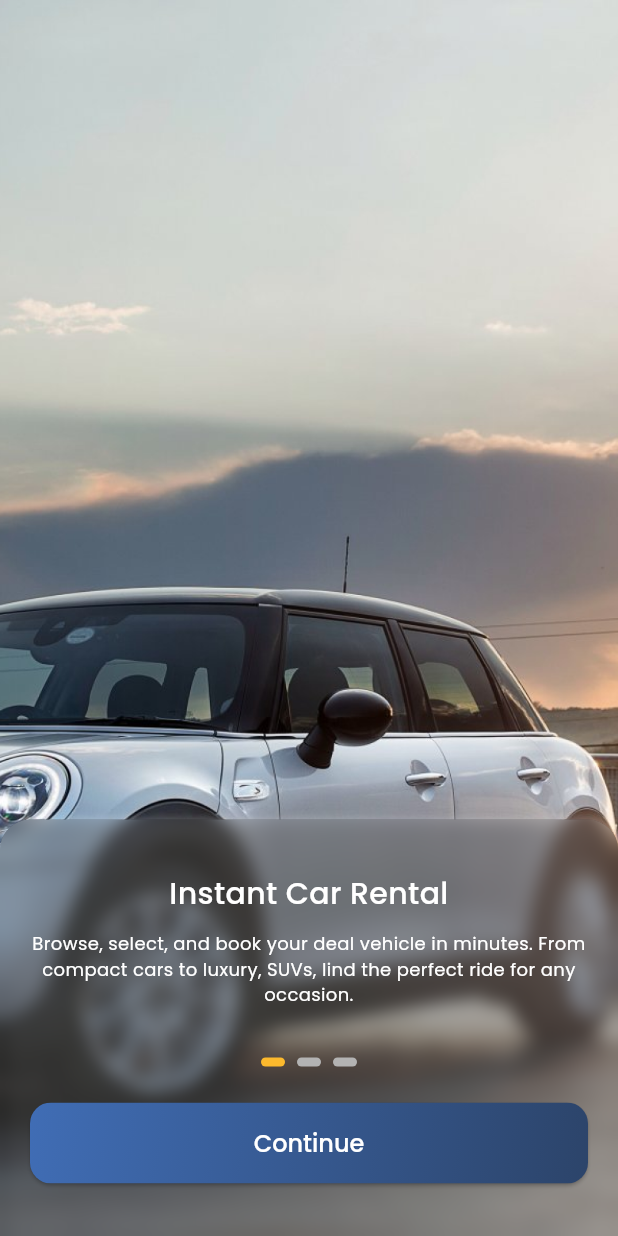
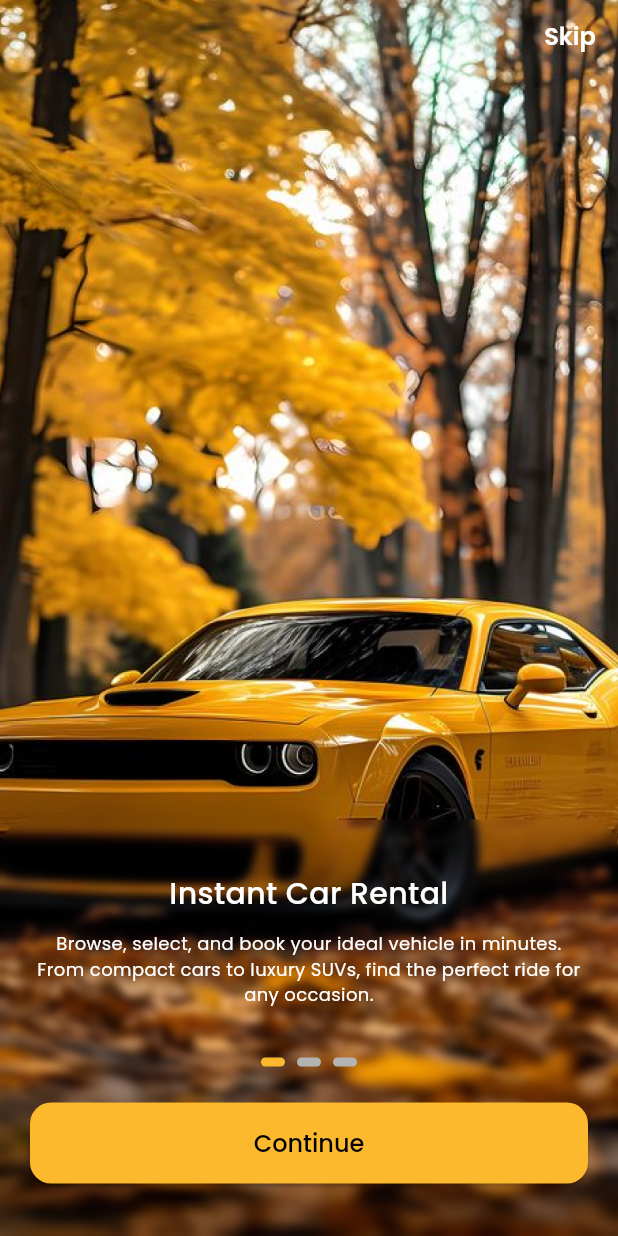
Before and after one commit to Ashhad08/rent_a_car, a Flutter app: the screen it shows after launch, on a phone screen of 412 x 824 dp. Run offline on Flutter 3.47's test engine with Material 3 defaults, Android fonts, the phone set to English and light mode, and no system bars; drawn by our look-alikes of smooth_page_indicator; our stand-ins replace bloc, dotted_border, dropdown_button2, equatable, fl_chart, flutter_bloc and 2 more.

Commit message:
design completed

```diff
--- a/lib/constants/app_colors.dart
+++ b/lib/constants/app_colors.dart
@@ -6,11 +6,6 @@ class AppColors {
   final Color _kSecondaryColor = const Color(0xffFCB92D);
   final Color _kWhiteColor = Colors.white;
 
-  final Color _kLightBlue = const Color(0xff62D2E0);
-  final Color _kRed = const Color(0xffDE2E2E);
-  final Color _kGreen = const Color(0xff59FFA7);
-  final Color _kYellow = const Color(0xffFFB400);
-
   Color get kPrimaryColor => _kPrimaryColor;
 
   Color get kWhiteColor => _kWhiteColor;
@@ -18,12 +13,4 @@ class AppColors {
   Color get kBorderColor => _kBorderColor;
 
   Color get kSecondaryColor => _kSecondaryColor;
-
-  Color get kLightBlue => _kLightBlue;
-
-  Color get kRed => _kRed;
-
-  Color get kGreen => _kGreen;
-
-  Color get kYellow => _kYellow;
 }
--- a/lib/presentation/views/onboarding/onboarding_view/onboarding_view.dart
+++ b/lib/presentation/views/onboarding/onboarding_view/onboarding_view.dart
@@ -6,7 +6,6 @@ import 'package:smooth_page_indicator/smooth_page_indicator.dart';
 import '../../../../constants/extensions.dart';
 import '../../../../generated/assets.dart';
 import '../../../../navigation/navigation_helper.dart';
-import '../../../elements/custom_elevated_button.dart';
 import '../../auth/login_view/login_view.dart';
 
 class OnboardingView extends StatefulWidget {
@@ -19,15 +18,16 @@ class OnboardingView extends StatefulWidget {
 class _OnboardingViewState extends State<OnboardingView> {
   final _primaryController = PageController();
   final _secondaryController = PageController();
+
   final List<(String, String, String)> _onboardingData = [
     (
       'Instant Car Rental',
-      'Browse, select, and book your deal vehicle in minutes. From compact cars to luxury, SUVs, lind the perfect ride for any occasion.',
+      'Browse, select, and book your ideal vehicle in minutes. From compact cars to luxury SUVs, find the perfect ride for any occasion.',
       Assets.imagesOnboarding1,
     ),
     (
       'Flexible Booking Options',
-      'Enjoy hassle-free rentals with flexible pick- up and drop locations . Real time availability and instant confirmations make travel planning a breeze.',
+      'Enjoy hassle-free rentals with flexible pick-up and drop-off locations. Real-time availability and instant confirmations make travel planning a breeze.',
       Assets.imagesOnboarding2,
     ),
     (
@@ -63,18 +63,16 @@ class _OnboardingViewState extends State<OnboardingView> {
           Positioned(
             top: 0,
             right: 0,
+            child: SafeArea(
               child: ListenableBuilder(
                 listenable: _primaryController,
                 builder: (context, _) {
-                if (_primaryController.hasClients &&
-                    _secondaryController.hasClients) {
-                  final isLastPage =
-                      (_primaryController.page?.round() ?? 0) == 2 ||
-                          (_secondaryController.page?.round() ?? 0) == 2;
+                  final isLastPage = _primaryController.hasClients &&
+                      (_primaryController.page?.round() ?? 0) == 2;
 
-                  if (!isLastPage) {
-                    return SafeArea(
-                      child: TextButton(
+                  return isLastPage
+                      ? const SizedBox.shrink()
+                      : TextButton(
                           onPressed: () async {
                             await Future.wait([
                               _primaryController.animateToPage(
@@ -89,42 +87,58 @@ class _OnboardingViewState extends State<OnboardingView> {
                               ),
                             ]);
                           },
-                        child: const Text('Skip'),
+                          child: Text(
+                            'Skip',
+                            style: TextStyle(
+                              color: context.colorScheme.onPrimary,
+                            ),
                           ),
                         );
-                  }
-                }
-                return const SizedBox.shrink();
                 },
+              ),
             ),
           ),
           Positioned(
             bottom: 0,
+            left: 0,
             right: 0,
-            left: 0,
             child: Container(
               decoration: BoxDecoration(
-                color: context.colorScheme.scrim.withOp(0.25),
-                borderRadius: BorderRadius.vertical(
+                borderRadius:
+                    const BorderRadius.vertical(top: Radius.circular(20)),
+              ),
+              child: ClipRRect(
+                borderRadius:
+                    const BorderRadius.vertical(top: Radius.circular(20)),
+                child: Stack(
+                  children: [
+                    BackdropFilter(
+                      filter: ImageFilter.blur(sigmaX: 3, sigmaY: 3),
+                      child: Container(
+                        color: context.colorScheme.scrim.withOp(0.1),
+                      ),
+                    ),
+                    Positioned.fill(
+                      child: Container(
+                        decoration: BoxDecoration(
+                          borderRadius: const BorderRadius.vertical(
                             top: Radius.circular(20),
                           ),
-                boxShadow: [
-                  BoxShadow(
-                    color: context.colorScheme.onPrimary.withOp(0.25),
-                    offset: Offset(0, -1),
-                    blurRadius: 4,
-                    spreadRadius: 0,
+                          gradient: RadialGradient(
+                            center: Alignment.center,
+                            radius: 1.5,
+                            colors: [
+                              Colors.transparent,
+                              context.colorScheme.scrim.withOp(0.3),
+                            ],
+                            stops: [0.8, 1.0],
                           ),
-                ],
                         ),
-              child: ClipRRect(
-                borderRadius: BorderRadius.vertical(
-                  top: Radius.circular(20),
                       ),
-                child: BackdropFilter(
-                  filter: ImageFilter.blur(sigmaX: 6, sigmaY: 6),
-                  child: Padding(
-                    padding: EdgeInsets.symmetric(horizontal: 20, vertical: 35),
+                    ),
+                    Padding(
+                      padding: const EdgeInsets.symmetric(
+                          horizontal: 20, vertical: 35),
                       child: Column(
                         children: [
                           PageView.builder(
@@ -141,7 +155,8 @@ class _OnboardingViewState extends State<OnboardingView> {
                                   style: TextStyle(
                                     fontSize: 20,
                                     fontWeight: FontWeight.w500,
-                                    color: context.colorScheme.onPrimary),
+                                    color: context.colorScheme.onPrimary,
+                                  ),
                                 ),
                                 10.height,
                                 Text(
@@ -152,7 +167,8 @@ class _OnboardingViewState extends State<OnboardingView> {
                                   style: TextStyle(
                                     fontSize: 12,
                                     fontWeight: FontWeight.w400,
-                                    color: context.colorScheme.onPrimary),
+                                    color: context.colorScheme.onPrimary,
+                                  ),
                                 ),
                               ],
                             ),
@@ -162,7 +178,7 @@ class _OnboardingViewState extends State<OnboardingView> {
                           ),
                           SmoothPageIndicator(
                             controller: _primaryController,
-                          count: 3,
+                            count: _onboardingData.length,
                             effect: WormEffect(
                               dotWidth: 16,
                               dotHeight: 6,
@@ -178,18 +194,21 @@ class _OnboardingViewState extends State<OnboardingView> {
                               _secondaryController,
                             ]),
                             builder: (context, _) {
-                            final isLastPage = _primaryController.hasClients &&
-                                    _secondaryController.hasClients &&
-                                    (_primaryController.page?.round() ?? 0) ==
-                                        2 ||
-                                (_secondaryController.page?.round() ?? 0) == 2;
+                              final isLastPage = _primaryController
+                                      .hasClients &&
+                                  (_primaryController.page?.round() ?? 0) == 2;
 
-                            return CustomElevatedButton(
-                              text: isLastPage ? 'Lets Ride' : 'Continue',
+                              return ElevatedButton(
+                                style: ElevatedButton.styleFrom(
+                                  backgroundColor:
+                                      context.colorScheme.secondary,
+                                ),
                                 onPressed: () async {
                                   if (isLastPage) {
                                     getIt<NavigationHelper>().pushReplacement(
-                                      context, const LoginView());
+                                      context,
+                                      const LoginView(),
+                                    );
                                   } else {
                                     await Future.wait([
                                       _primaryController.nextPage(
@@ -205,12 +224,21 @@ class _OnboardingViewState extends State<OnboardingView> {
                                     ]);
                                   }
                                 },
-                            );
+                                child: Text(
+                                  isLastPage ? 'Let\'s Ride' : 'Continue',
+                                  style: TextStyle(
+                                    fontSize: 16,
+                                    color: context.colorScheme.scrim,
+                                    fontWeight: FontWeight.w500,
+                                  ),
+                                ),
+                              ).space(height: 54, width: double.infinity);
                             },
                           ),
                         ],
                       ),
                     ),
+                  ],
                 ),
               ),
             ),
```
Also changed, not shown: lib/presentation/views/auth/login_view/login_view.dart (+35 -14 lines), lib/presentation/views/bottom_nav_bar/bottom_nav_bar.dart (+4 -3 lines), lib/presentation/views/dashboard_view/dashboard_view.dart (+21 -22 lines), lib/presentation/views/dashboard_view/widgets/dashboard_card.dart (+3 -5 lines), lib/presentation/views/dashboard_view/widgets/legend_widget.dart (+5 -3 lines), lib/presentation/views/dashboard_view/widgets/pie_chart_view.dart (+6 -8 lines), assets/images/login_bg.png (added), assets/images/onboarding_1.png, assets/images/onboarding_2.png, assets/images/onboarding_3.png, lib/generated/assets.dart. Lines whose indentation alone changed are shown as unchanged.
